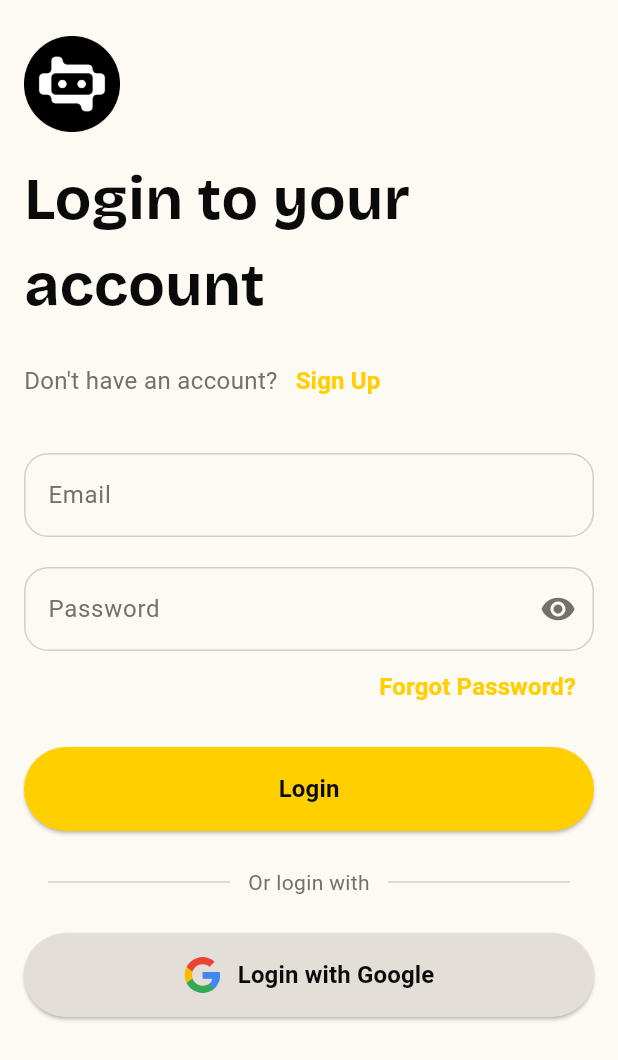
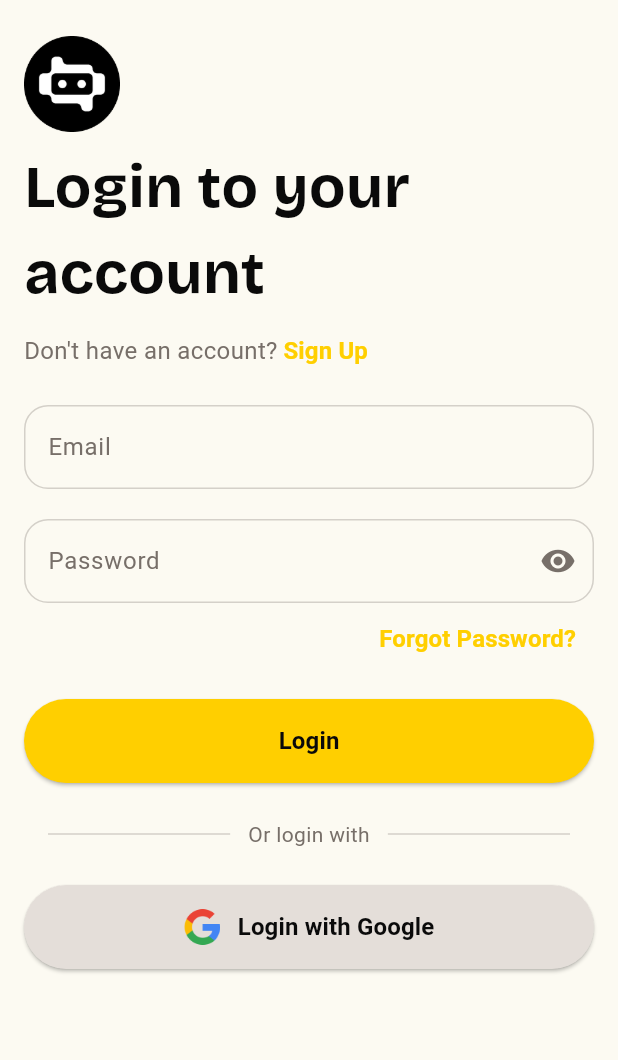
Before and after one commit to ryhn7/Elarise, a Flutter app: the Login screen opened directly, on a phone screen of 412 x 824 dp. Shown: the top 1060 px of the screen. Run offline on Flutter 3.47's test engine with Material 3 defaults, Android fonts, the phone set to English and light mode, and no system bars; Roboto replaces fonts that are missing (SansFrancisco); project files that could hold a hidden picture were left out.

Commit message:
refactor: login screen v2

```diff
--- a/lib/feature_auth/presentation/login/login.dart
+++ b/lib/feature_auth/presentation/login/login.dart
@@ -1,5 +1,6 @@
 import 'package:elarise/feature_auth/presentation/widget/elaris_auth_button.dart';
 import 'package:elarise/feature_auth/presentation/widget/elarise_auth_textfield.dart';
+import 'package:elarise/feature_auth/presentation/widget/google_auth_button.dart';
 import 'package:elarise/theme/colors.dart';
 import 'package:elarise/theme/style.dart';
 import 'package:flutter/material.dart';
@@ -15,12 +16,11 @@ class Login extends StatelessWidget {
       children: [
         Image.asset("assets/images/dummy_logo_header.png",
             width: 64, height: 64),
-        const SizedBox(height: 16),
+        const SizedBox(height: 8),
         Text(
           "Login to your account",
           style: getGrotesqueSemiBoldStyle40(color: neutralFour),
         ),
-        const SizedBox(height: 12),
         Row(
           children: [
             Text(
@@ -28,12 +28,15 @@ class Login extends StatelessWidget {
               style: getSansFranciscoRegular16(color: darkSilver),
             ),
             TextButton(
-              onPressed: () {},
-              child: Text(
-                "Sign Up",
-                style: getSansFranciscoSemiBold16(color: primary),
-              ),
-            ),
+                onPressed: () {},
+                style: TextButton.styleFrom(
+                  padding: EdgeInsets.zero,
+                  foregroundColor: primary,
+                ),
+                child: Text(
+                  "Sign Up",
+                  style: getSansFranciscoSemiBold16(color: primary),
+                )),
           ],
         )
       ],
@@ -80,7 +83,7 @@ class Login extends StatelessWidget {
         child: Column(
           children: [
             header(),
-            const SizedBox(height: 24),
+            const SizedBox(height: 12),
             ElariseAuthTextfield(
                 labelText: 'Email', controller: emailController),
             const SizedBox(height: 20),
@@ -92,6 +95,9 @@ class Login extends StatelessWidget {
               alignment: Alignment.centerRight,
               child: TextButton(
                 onPressed: () {},
+                style: TextButton.styleFrom(
+                  foregroundColor: primary,
+                ),
                 child: Text(
                   "Forgot Password?",
                   style: getSansFranciscoSemiBold16(color: primary),
@@ -103,29 +109,7 @@ class Login extends StatelessWidget {
             const SizedBox(height: 24),
             dividerLoginAlternate(),
             const SizedBox(height: 24),
-            SizedBox(
-              width: double.infinity,
-              height: 56,
-              child: ElevatedButton(
-                onPressed: () {},
-                style: ElevatedButton.styleFrom(
-                    backgroundColor: tan,
-                    shape: RoundedRectangleBorder(
-                        borderRadius: BorderRadius.circular(36))),
-                child: Row(
-                  mainAxisAlignment: MainAxisAlignment.center,
-                  children: [
-                    Image.asset("assets/images/google_logo.png",
-                        width: 24, height: 24),
-                    const SizedBox(width: 12),
-                    Text(
-                      "Login with Google",
-                      style: getSansFranciscoBold16(color: neutralFour),
-                    ),
-                  ],
-                ),
-              ),
-            )
+            const GoogleAuthButton(labelText: "Login with Google")
           ],
         ),
       )),
--- a/lib/main.dart
+++ b/lib/main.dart
@@ -19,6 +19,6 @@ class MyApp extends StatelessWidget {
         theme: ThemeData(
           useMaterial3: true,
         ),
-        home: SignUp());
+        home: Login());
   }
 }
```
